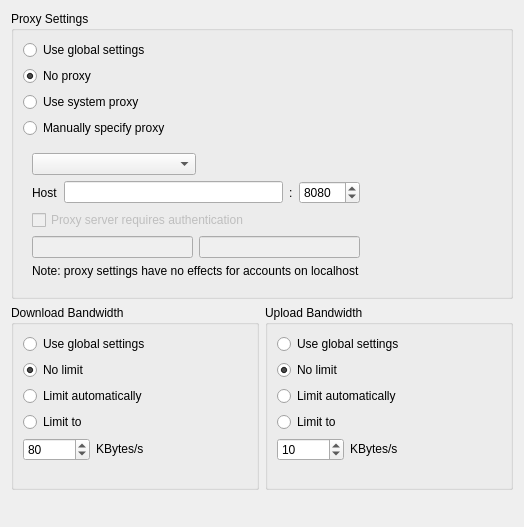
Above: src/gui/networksettings.ui from nextcloud/desktop before the change. Below: the same form after it.
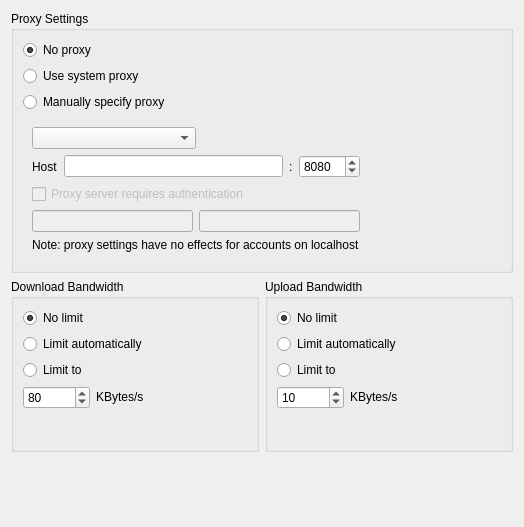
That is the form after the change.

Patch:
```diff
--- a/src/gui/networksettings.ui
+++ b/src/gui/networksettings.ui
@@ -45,7 +45,33 @@
       <string>Proxy Settings</string>
      </property>
      <layout class="QGridLayout" name="gridLayout">
-      <item row="2" column="0">
+      <item row="0" column="0">
+       <widget class="QRadioButton" name="noProxyRadioButton">
+        <property name="text">
+         <string>No proxy</string>
+        </property>
+        <property name="checked">
+         <bool>true</bool>
+        </property>
+        <attribute name="buttonGroup">
+         <string notr="true">proxyButtonGroup</string>
+        </attribute>
+       </widget>
+      </item>
+      <item row="2" column="2">
+       <spacer name="horizontalSpacer_2">
+        <property name="orientation">
+         <enum>Qt::Orientation::Horizontal</enum>
+        </property>
+        <property name="sizeHint" stdset="0">
+         <size>
+          <width>40</width>
+          <height>20</height>
+         </size>
+        </property>
+       </spacer>
+      </item>
+      <item row="1" column="0">
        <widget class="QRadioButton" name="systemProxyRadioButton">
         <property name="text">
          <string>Use system proxy</string>
@@ -55,7 +81,7 @@
         </attribute>
        </widget>
       </item>
-      <item row="4" column="0" colspan="3">
+      <item row="3" column="0" colspan="3">
        <layout class="QHBoxLayout" name="horizontalLayout_7">
         <item>
          <widget class="QWidget" name="manualSettings" native="true">
@@ -243,7 +269,7 @@
         </item>
        </layout>
       </item>
-      <item row="3" column="0">
+      <item row="2" column="0">
        <widget class="QRadioButton" name="manualProxyRadioButton">
         <property name="text">
          <string>Manually specify proxy</string>
@@ -253,42 +279,6 @@
         </attribute>
        </widget>
       </item>
-      <item row="1" column="0">
-       <widget class="QRadioButton" name="noProxyRadioButton">
-        <property name="text">
-         <string>No proxy</string>
-        </property>
-        <property name="checked">
-         <bool>true</bool>
-        </property>
-        <attribute name="buttonGroup">
-         <string notr="true">proxyButtonGroup</string>
-        </attribute>
-       </widget>
-      </item>
-      <item row="3" column="2">
-       <spacer name="horizontalSpacer_2">
-        <property name="orientation">
-         <enum>Qt::Horizontal</enum>
-        </property>
-        <property name="sizeHint" stdset="0">
-         <size>
-          <width>40</width>
-          <height>20</height>
-         </size>
-        </property>
-       </spacer>
-      </item>
-      <item row="0" column="0">
-       <widget class="QRadioButton" name="globalProxySettingsRadioButton">
-        <property name="text">
-         <string>Use global settings</string>
-        </property>
-        <attribute name="buttonGroup">
-         <string notr="true">proxyButtonGroup</string>
-        </attribute>
-       </widget>
-      </item>
      </layout>
     </widget>
    </item>
@@ -324,7 +314,14 @@
         <property name="verticalSpacing">
          <number>6</number>
         </property>
-        <item row="1" column="0" colspan="2">
+        <item row="3" column="0">
+         <widget class="QRadioButton" name="downloadLimitRadioButton">
+          <property name="text">
+           <string>Limit to</string>
+          </property>
+         </widget>
+        </item>
+        <item row="0" column="0" colspan="2">
          <widget class="QRadioButton" name="noDownloadLimitRadioButton">
           <property name="text">
            <string>No limit</string>
@@ -334,7 +331,17 @@
           </property>
          </widget>
         </item>
-        <item row="5" column="0">
+        <item row="1" column="0" colspan="2">
+         <widget class="QRadioButton" name="autoDownloadLimitRadioButton">
+          <property name="toolTip">
+           <string>Limit to 3/4 of estimated bandwidth</string>
+          </property>
+          <property name="text">
+           <string>Limit automatically</string>
+          </property>
+         </widget>
+        </item>
+        <item row="4" column="0">
          <layout class="QHBoxLayout" name="horizontalLayout_3">
           <item>
            <widget class="QSpinBox" name="downloadSpinBox">
@@ -364,7 +371,7 @@
           </item>
          </layout>
         </item>
-        <item row="6" column="0">
+        <item row="5" column="0">
          <spacer name="verticalSpacer_2">
           <property name="orientation">
            <enum>Qt::Vertical</enum>
@@ -377,30 +384,6 @@
           </property>
          </spacer>
         </item>
-        <item row="4" column="0">
-         <widget class="QRadioButton" name="downloadLimitRadioButton">
-          <property name="text">
-           <string>Limit to</string>
-          </property>
-         </widget>
-        </item>
-        <item row="2" column="0" colspan="2">
-         <widget class="QRadioButton" name="autoDownloadLimitRadioButton">
-          <property name="toolTip">
-           <string>Limit to 3/4 of estimated bandwidth</string>
-          </property>
-          <property name="text">
-           <string>Limit automatically</string>
-          </property>
-         </widget>
-        </item>
-        <item row="0" column="0">
-         <widget class="QRadioButton" name="globalDownloadSettingsRadioButton">
-          <property name="text">
-           <string>Use global settings</string>
-          </property>
-         </widget>
-        </item>
        </layout>
       </widget>
      </item>
@@ -431,47 +414,7 @@
         <property name="verticalSpacing">
          <number>6</number>
         </property>
-        <item row="2" column="0" colspan="2">
-         <widget class="QRadioButton" name="autoUploadLimitRadioButton">
-          <property name="toolTip">
-           <string>Limit to 3/4 of estimated bandwidth</string>
-          </property>
-          <property name="text">
-           <string>Limit automatically</string>
-          </property>
-         </widget>
-        </item>
-        <item row="5" column="0">
-         <spacer name="verticalSpacer_3">
-          <property name="orientation">
-           <enum>Qt::Vertical</enum>
-          </property>
-          <property name="sizeHint" stdset="0">
-           <size>
-            <width>20</width>
-            <height>40</height>
-           </size>
-          </property>
-         </spacer>
-        </item>
         <item row="3" column="0">
-         <widget class="QRadioButton" name="uploadLimitRadioButton">
-          <property name="text">
-           <string>Limit to</string>
-          </property>
-         </widget>
-        </item>
-        <item row="1" column="0" colspan="2">
-         <widget class="QRadioButton" name="noUploadLimitRadioButton">
-          <property name="text">
-           <string>No limit</string>
-          </property>
-          <property name="checked">
-           <bool>true</bool>
-          </property>
-         </widget>
-        </item>
-        <item row="4" column="0">
          <layout class="QHBoxLayout" name="horizontalLayout_4" stretch="0,0">
           <item>
            <widget class="QSpinBox" name="uploadSpinBox">
@@ -504,13 +447,46 @@
           </item>
          </layout>
         </item>
-        <item row="0" column="0">
-         <widget class="QRadioButton" name="globalUploadSettingsRadioButton">
+        <item row="2" column="0">
+         <widget class="QRadioButton" name="uploadLimitRadioButton">
           <property name="text">
-           <string>Use global settings</string>
+           <string>Limit to</string>
           </property>
          </widget>
         </item>
+        <item row="1" column="0" colspan="2">
+         <widget class="QRadioButton" name="autoUploadLimitRadioButton">
+          <property name="toolTip">
+           <string>Limit to 3/4 of estimated bandwidth</string>
+          </property>
+          <property name="text">
+           <string>Limit automatically</string>
+          </property>
+         </widget>
+        </item>
+        <item row="0" column="0" colspan="2">
+         <widget class="QRadioButton" name="noUploadLimitRadioButton">
+          <property name="text">
+           <string>No limit</string>
+          </property>
+          <property name="checked">
+           <bool>true</bool>
+          </property>
+         </widget>
+        </item>
+        <item row="4" column="0">
+         <spacer name="verticalSpacer_3">
+          <property name="orientation">
+           <enum>Qt::Orientation::Vertical</enum>
+          </property>
+          <property name="sizeHint" stdset="0">
+           <size>
+            <width>20</width>
+            <height>40</height>
+           </size>
+          </property>
+         </spacer>
+        </item>
        </layout>
        <zorder>autoUploadLimitRadioButton</zorder>
        <zorder>uploadLimitRadioButton</zorder>
```
Left out of the diff: 13 changed lines with no effect on the pictures.
